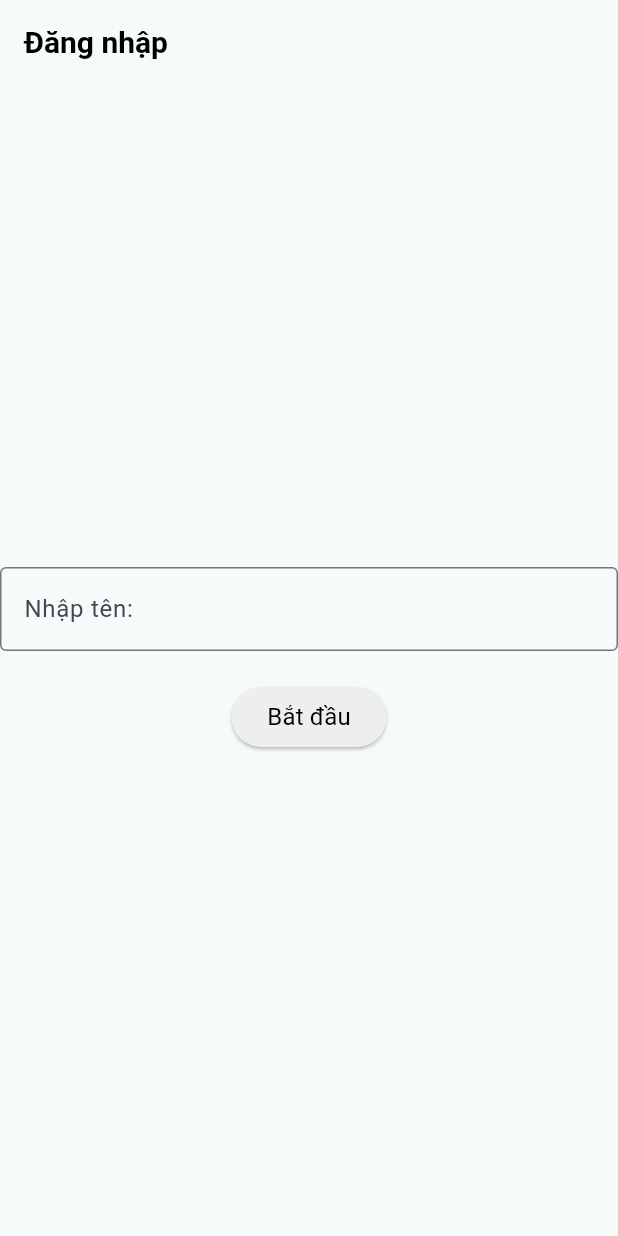
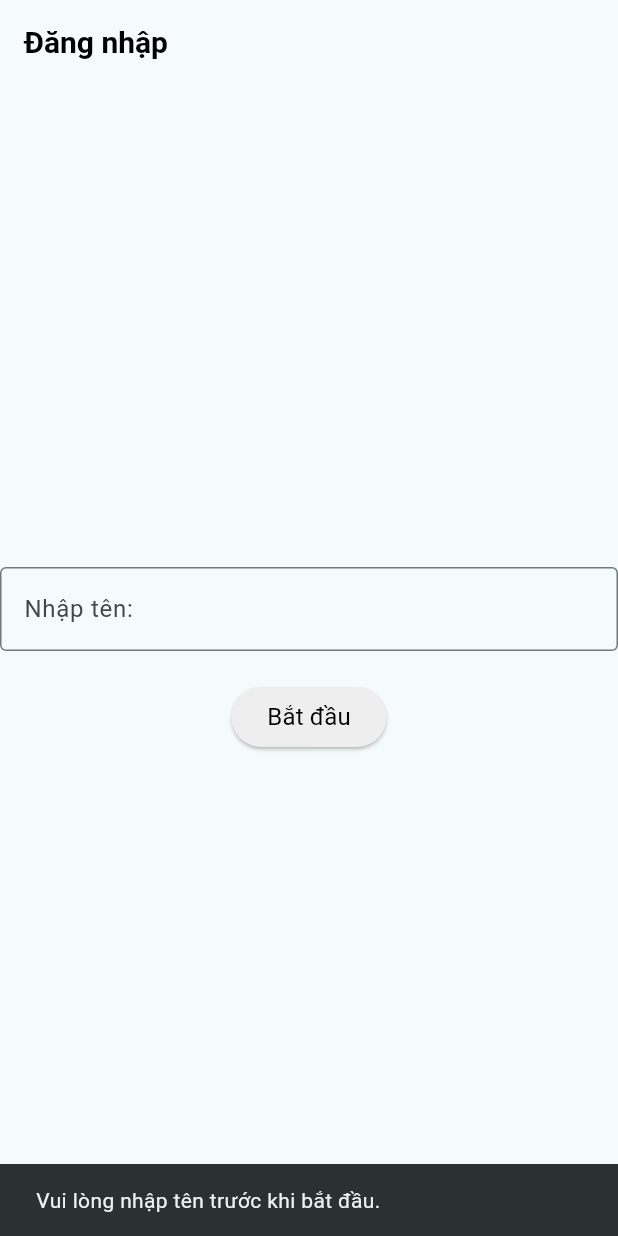
Before and after one commit to maihaidang2102/appchat, a Flutter app: the screen it shows after launch, after a tap on "Bắt đầu", on a phone screen of 412 x 824 dp. Run offline on Flutter 3.47's test engine with Material 2 defaults, Android fonts, the phone set to English and light mode, and no system bars; our stand-ins replace bloc, equatable, flutter_bloc, hydrated_bloc, shared_preferences; network calls fail.

Commit message:
update IP

```diff
--- a/lib/api_service/authentication.dart
+++ b/lib/api_service/authentication.dart
@@ -13,7 +13,7 @@ class ApiServiceAuthentication {
   // static const String baseUrl = 'https://3469-171-226-133-187.ngrok-free.app/api/v1';
   static const String baseUrl = 'http://13.214.193.32/api/v1';
 
-  Future<UserResponse> registerUser(String userIP) async {
+  Future<UserResponse> registerUser(String userIP, String userName) async {
     final url = Uri.parse('$baseUrl/user/register');
 
     final headers = {
@@ -21,10 +21,17 @@ class ApiServiceAuthentication {
       'Content-Type': 'application/json',
     };
 
-    // Xây dựng body dưới dạng raw
-    final rawBody = '{"userIP":"$userIP"}';
+    // Xây dựng body dưới dạng JSON
+    final body = {
+      'userIP': userIP,
+      'userName': userName,
+    };
 
-    final response = await http.post(url, headers: headers, body: rawBody);
+    final response = await http.post(
+      url,
+      headers: headers,
+      body: json.encode(body), // Chuyển đổi body thành chuỗi JSON
+    );
 
     if (response.statusCode == 200) {
       final responseData = json.decode(response.body);
@@ -43,6 +50,7 @@ class ApiServiceAuthentication {
       throw Exception('Đăng ký thất bại');
     }
   }
+
 
   Future<UserResponse> loginUser(String userIP) async {
     final url = Uri.parse('$baseUrl/user/login');
--- a/lib/blocs/cubit_login/login_cubit.dart
+++ b/lib/blocs/cubit_login/login_cubit.dart
@@ -1,6 +1,6 @@
-// ignore_for_file: depend_on_referenced_packages
-
 import 'dart:developer';
+import 'dart:io';
+import 'dart:async'; // Import thêm thư viện này
 
 import 'package:bloc/bloc.dart';
 import 'package:equatable/equatable.dart';
@@ -14,10 +14,10 @@ part 'login_state.dart';
 class LoginCubit extends Cubit<LoginState> {
   LoginCubit()
       : super(const LoginState(
-          registeredSocket: false,
-          loggedIn: false,
-          role: -1,
-        )) {
+    registeredSocket: false,
+    loggedIn: false,
+    role: -1,
+  )) {
     _socketManager.addMessageListener((data) async {
       try {
         final prefs = await SharedPreferences.getInstance();
@@ -41,6 +41,26 @@ class LoginCubit extends Cubit<LoginState> {
   }
   final _socketManager = SocketManager.instance;
 
+  Future<String> getUserIP() async {
+    String userIP = '1.2.3.4.10'; // Giá trị mặc định nếu không lấy được IP
+
+    try {
+      final interfaces = await NetworkInterface.list();
+      for (final interface in interfaces) {
+        for (final address in interface.addresses) {
+          if (address.type == InternetAddressType.IPv4) {
+            userIP = address.address;
+            break;
+          }
+        }
+      }
+    } catch (e) {
+      print('Lỗi khi lấy địa chỉ IP: $e');
+    }
+
+    return userIP;
+  }
+
   Future<void> checkAndNavigate() async {
     final prefs = await SharedPreferences.getInstance();
     await prefs.remove('userID');
@@ -57,7 +77,7 @@ class LoginCubit extends Cubit<LoginState> {
     } else {
       // Nếu userID là null, tiến hành gửi API đăng nhập
       final apiService = ApiServiceAuthentication();
-      const userIP = '1.2.3.4.5';
+      final userIP = await getUserIP(); // Lấy địa chỉ IP của máy tính
 
       try {
         final userResponse = await apiService.loginUser(userIP);
@@ -87,12 +107,13 @@ class LoginCubit extends Cubit<LoginState> {
     }
   }
 
-  void registerUser() async {
+  void registerUser(String userName) async {
     final apiService = ApiServiceAuthentication();
-    const userIP = '1.2.3.4.132';
+    final userIP = await getUserIP(); // Lấy địa chỉ IP của máy tính
+
     try {
       final prefs = await SharedPreferences.getInstance();
-      final userResponse = await apiService.registerUser(userIP);
+      final userResponse = await apiService.registerUser(userIP, userName);
       final role = userResponse.data?.role ?? -1;
       prefs.setString('userID', userResponse.data?.id ?? '');
       prefs.setInt('userRole', userResponse.data?.role ?? -1);
--- a/lib/screen/components/message_detail.dart
+++ b/lib/screen/components/message_detail.dart
@@ -96,7 +96,7 @@ class _MessageDetailState extends State<MessageDetail> {
                       padding: const EdgeInsets.all(10.0),
                       width: state.role == 0 ? width - 200 : width,
                       child: Text(
-                        'Đang trò chuyện với: ${messages.isEmpty ? "" : messages.first.seenUin.isNotEmpty ? messages.first.seenUin.first : ""}',
+                        'Đang trò chuyện với: ${messages.first.senderInfo.userName}',
                         style: const TextStyle(
                           color: Colors.black,
                           fontWeight: FontWeight.bold,
@@ -188,7 +188,7 @@ class _MessageDetailState extends State<MessageDetail> {
                   // padding: EdgeInsets.only(bottom: 200),
                   children: [
                     const Center(
-                      child: Text('Không có tin nhắn hoặc có lỗi xảy ra.'),
+                      child: Text('Hãy bắt đầu cuộc trò truyện.'),
                     ),
                     Spacer(),
                     RawKeyboardListener(
--- a/lib/screen/login/login_screen.dart
+++ b/lib/screen/login/login_screen.dart
@@ -1,4 +1,3 @@
-// ignore_for_file: library_private_types_in_public_api, use_build_context_synchronously
 import 'package:chat/blocs/cubit_login/login_cubit.dart';
 import 'package:flutter/material.dart';
 import 'package:flutter_bloc/flutter_bloc.dart';
@@ -15,6 +14,7 @@ class LoginScreen extends StatefulWidget {
 
 class _LoginScreenState extends State<LoginScreen> {
   final TextEditingController _controller = TextEditingController();
+  bool isNameEntered = false; // Biến để kiểm tra xem tên đã được nhập hay chưa
 
   @override
   Widget build(BuildContext context) {
@@ -65,8 +65,14 @@ class _LoginScreenState extends State<LoginScreen> {
                     decoration: const InputDecoration(
                       labelText: 'Nhập tên:',
                       border:
-                          OutlineInputBorder(borderSide: BorderSide(width: 1)),
+                      OutlineInputBorder(borderSide: BorderSide(width: 1)),
                     ),
+                    onChanged: (value) {
+                      // Kiểm tra xem người dùng đã nhập tên hay chưa
+                      setState(() {
+                        isNameEntered = value.isNotEmpty;
+                      });
+                    },
                   ),
                 ),
                 const SizedBox(
@@ -75,10 +81,22 @@ class _LoginScreenState extends State<LoginScreen> {
                 ElevatedButton(
                   style: ButtonStyle(
                     backgroundColor:
-                        MaterialStatePropertyAll(Colors.grey.shade200),
+                    MaterialStatePropertyAll(Colors.grey.shade200),
                     overlayColor: const MaterialStatePropertyAll(Colors.grey),
                   ),
-                  onPressed: () => context.read<LoginCubit>().registerUser(),
+                  onPressed: () {
+                    if (isNameEntered) {
+                      // Chỉ gọi registerUser() nếu tên đã được nhập
+                      context.read<LoginCubit>().registerUser(_controller.text);
+                    } else {
+                      // Hiển thị thông báo yêu cầu nhập tên
+                      ScaffoldMessenger.of(context).showSnackBar(
+                        const SnackBar(
+                          content: Text('Vui lòng nhập tên trước khi bắt đầu.'),
+                        ),
+                      );
+                    }
+                  },
                   child: const Text(
                     'Bắt đầu',
                     style: TextStyle(
```
